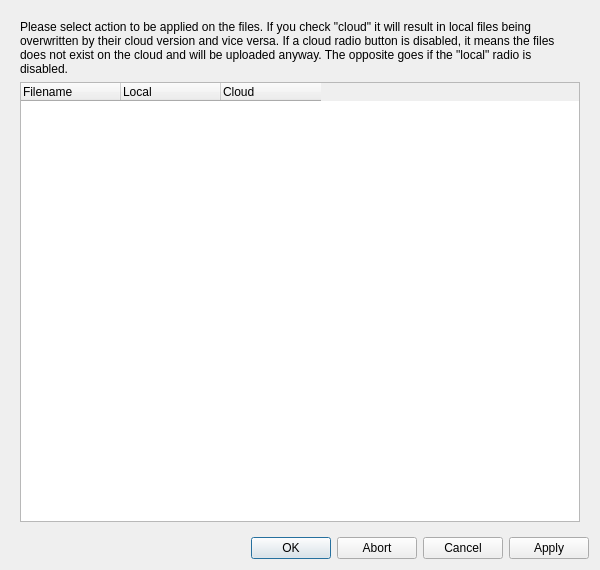
Above: qfieldsync/ui/cloud_transfer_dialog.ui from opengisch/qfieldsync before the change. Below: the same form after it.
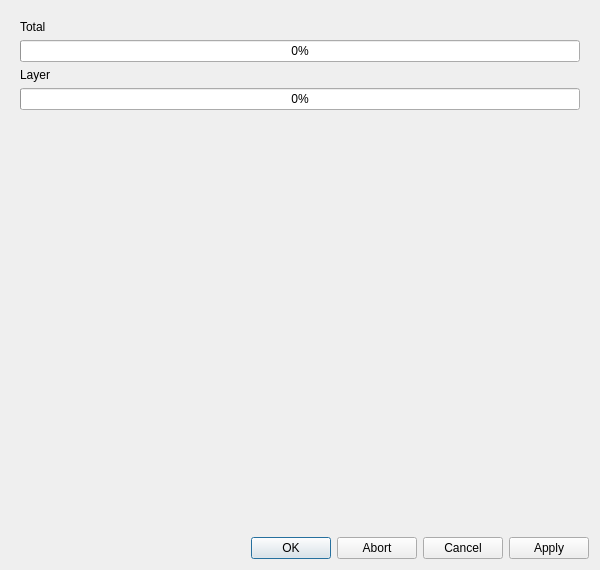
That is the form after the change.

Patch:
```diff
--- a/qfieldsync/ui/cloud_transfer_dialog.ui
+++ b/qfieldsync/ui/cloud_transfer_dialog.ui
@@ -100,6 +100,58 @@
        </item>
       </layout>
      </widget>
+     <widget class="QWidget" name="convertPage">
+      <layout class="QVBoxLayout" name="verticalLayout_4">
+       <item>
+        <widget class="QLabel" name="totalProgressLabel">
+         <property name="text">
+          <string>Total</string>
+         </property>
+        </widget>
+       </item>
+       <item>
+        <widget class="QProgressBar" name="totalProgressBar">
+         <property name="value">
+          <number>0</number>
+         </property>
+        </widget>
+       </item>
+       <item>
+        <widget class="QLabel" name="layerProgressLabel">
+         <property name="text">
+          <string>Layer</string>
+         </property>
+        </widget>
+       </item>
+       <item>
+        <widget class="QProgressBar" name="layerProgressBar">
+         <property name="value">
+          <number>0</number>
+         </property>
+        </widget>
+       </item>
+       <item>
+        <widget class="QLabel" name="statusLabel">
+         <property name="text">
+          <string/>
+         </property>
+        </widget>
+       </item>
+       <item>
+        <spacer name="convertPageSpacer">
+         <property name="orientation">
+          <enum>Qt::Vertical</enum>
+         </property>
+         <property name="sizeHint" stdset="0">
+          <size>
+           <width>20</width>
+           <height>40</height>
+          </size>
+         </property>
+        </spacer>
+       </item>
+      </layout>
+     </widget>
      <widget class="QWidget" name="filesPage">
       <layout class="QVBoxLayout" name="verticalLayout_3">
        <item>
```
